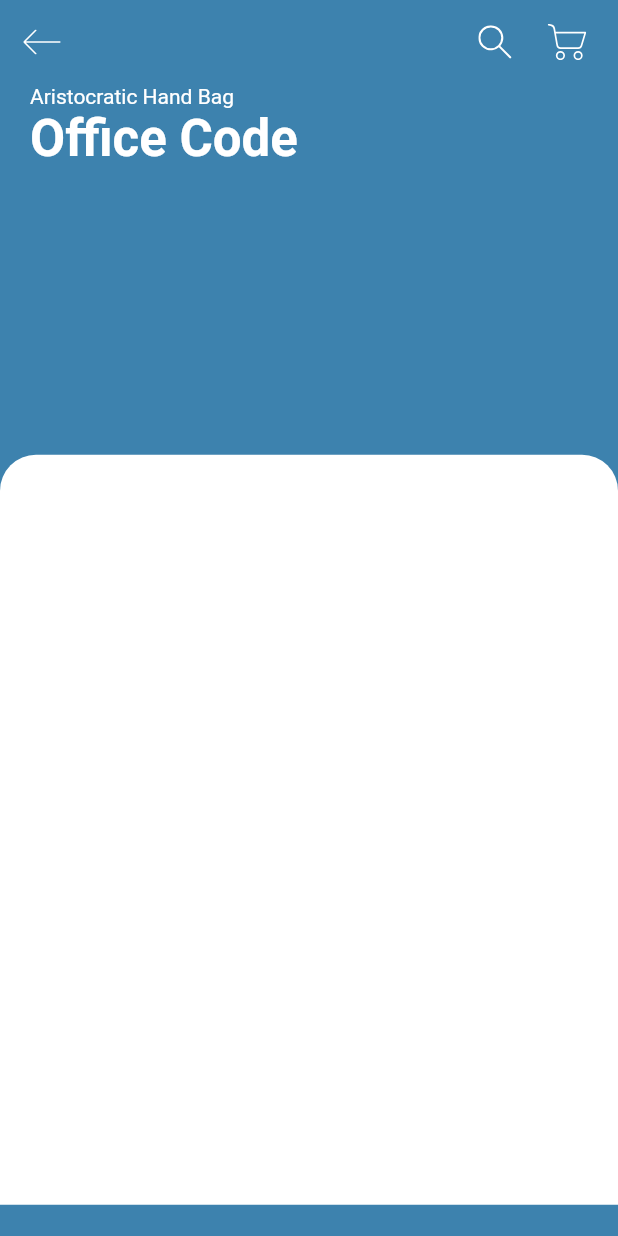
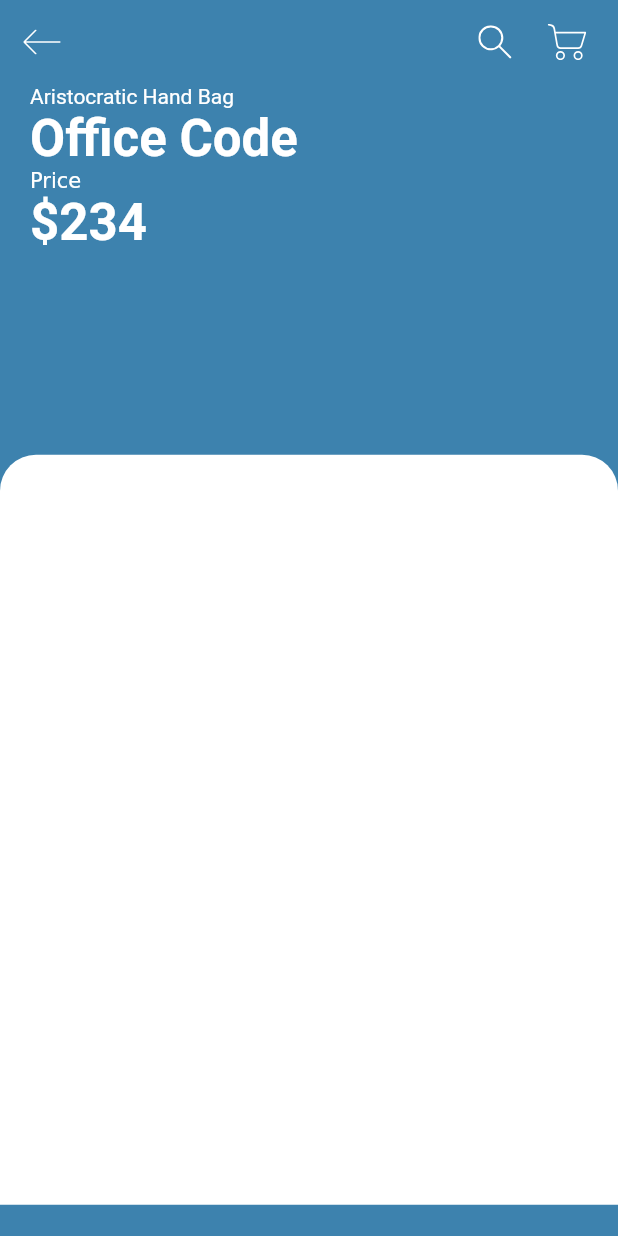
Before and after one commit to RicardoMorato/eCommerceApp, a Flutter app: the screen it shows after launch, after a tap on "Office Code", on a phone screen of 412 x 824 dp. Run offline on Flutter 3.47's test engine with Material 2 defaults, Android fonts, the phone set to English and light mode, and no system bars; our stand-ins replace flutter_svg.

Commit message:
feat(product-details): Added price to Details Screen.

```diff
--- a/lib/screens/details/components/body.dart
+++ b/lib/screens/details/components/body.dart
@@ -45,6 +45,27 @@ class Body extends StatelessWidget {
                               fontWeight: FontWeight.bold,
                             ),
                       ),
+                      Row(
+                        children: <Widget>[
+                          RichText(
+                            text: TextSpan(
+                              children: [
+                                TextSpan(text: 'Price\n'),
+                                TextSpan(
+                                  text: '\$${product.price}',
+                                  style: Theme.of(context)
+                                      .textTheme
+                                      .headline4
+                                      .copyWith(
+                                        color: Colors.white,
+                                        fontWeight: FontWeight.bold,
+                                      ),
+                                ),
+                              ],
+                            ),
+                          )
+                        ],
+                      ),
                     ],
                   ),
                 ),
```
